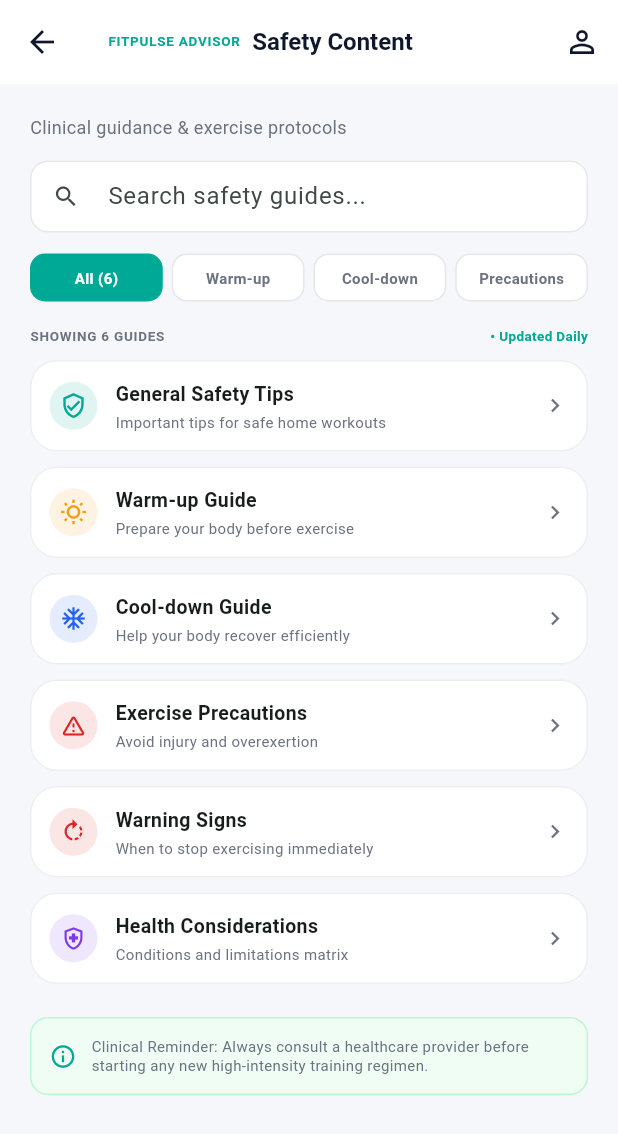
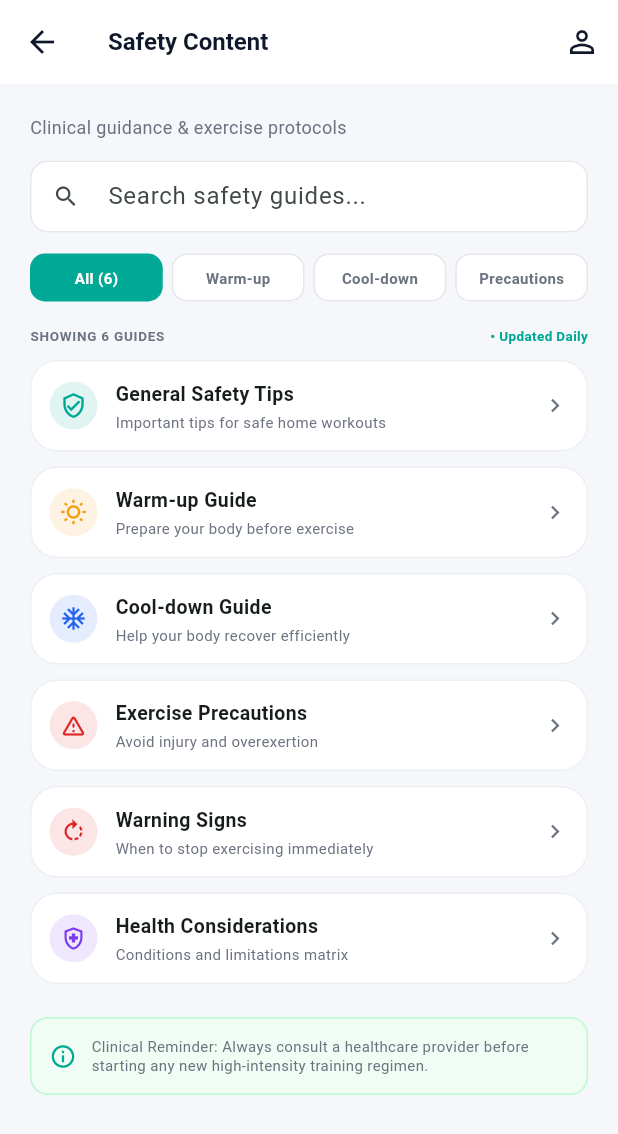
Before and after one commit to Gimantha-Dil/Home-workouts-Fitness-Mobile-App-Group-06, a Flutter app: the SafetyContentScreen screen opened directly, on a phone screen of 412 x 824 dp. Shown: the top 1134 px of the screen. Run offline on Flutter 3.47's test engine with Material 3 defaults, Android fonts, the phone set to English and light mode, and no system bars; our stand-ins replace cached_network_image, cloud_firestore, file_picker, firebase_auth, firebase_core, fl_chart and 11 more; accounts and stored records are empty; generated files the repository leaves out were written again.

Commit message:
Handle fallback navigation to AdvisorShell in advisor screens

```diff
--- a/lib/features/advisor/create_guidance_screen.dart
+++ b/lib/features/advisor/create_guidance_screen.dart
@@ -6,6 +6,7 @@ import '../../core/providers/auth_provider.dart';
 import '../../core/services/supabase_service.dart';
 import '../../core/theme/app_theme.dart';
 import '../../shared/widgets/common_widgets.dart';
+import 'advisor_shell.dart';
 
 class CreateGuidanceScreen extends StatefulWidget {
   const CreateGuidanceScreen({super.key});
@@ -166,6 +167,10 @@ class _CreateGuidanceScreenState extends State<CreateGuidanceScreen> {
           onPressed: () {
             if (Navigator.of(context).canPop()) {
               Navigator.of(context).pop();
+            } else {
+              Navigator.of(context).pushReplacement(
+                MaterialPageRoute(builder: (_) => const AdvisorShell()),
+              );
             }
           },
         ),
--- a/lib/features/advisor/safety_content_screen.dart
+++ b/lib/features/advisor/safety_content_screen.dart
@@ -2,6 +2,7 @@ import 'package:flutter/material.dart';
 import '../../core/theme/app_theme.dart';
 import '../../shared/widgets/common_widgets.dart';
 import 'advisor_settings_screen.dart';
+import 'advisor_shell.dart';
 import 'cooldown_guidance_screen.dart';
 import 'exercise_precautions_screen.dart';
 import 'health_considerations_screen.dart';
@@ -39,16 +40,14 @@ class _SafetyContentScreenState extends State<SafetyContentScreen> {
           onPressed: () {
             if (Navigator.of(context).canPop()) {
               Navigator.of(context).pop();
+            } else {
+              Navigator.of(context).pushReplacement(
+                MaterialPageRoute(builder: (_) => const AdvisorShell()),
+              );
             }
           },
         ),
-        title: const Row(
-          children: [
-            Text('FITPULSE ADVISOR', style: TextStyle(fontSize: 9, fontWeight: FontWeight.bold, color: AppColors.brandTeal, letterSpacing: 0.5)),
-            SizedBox(width: 8),
-            Text('Safety Content', style: TextStyle(fontSize: 16, fontWeight: FontWeight.bold)),
-          ],
-        ),
+        title: const Text('Safety Content', style: TextStyle(fontSize: 16, fontWeight: FontWeight.bold)),
         actions: [
           IconButton(
             icon: const Icon(Icons.person_outline),
```
